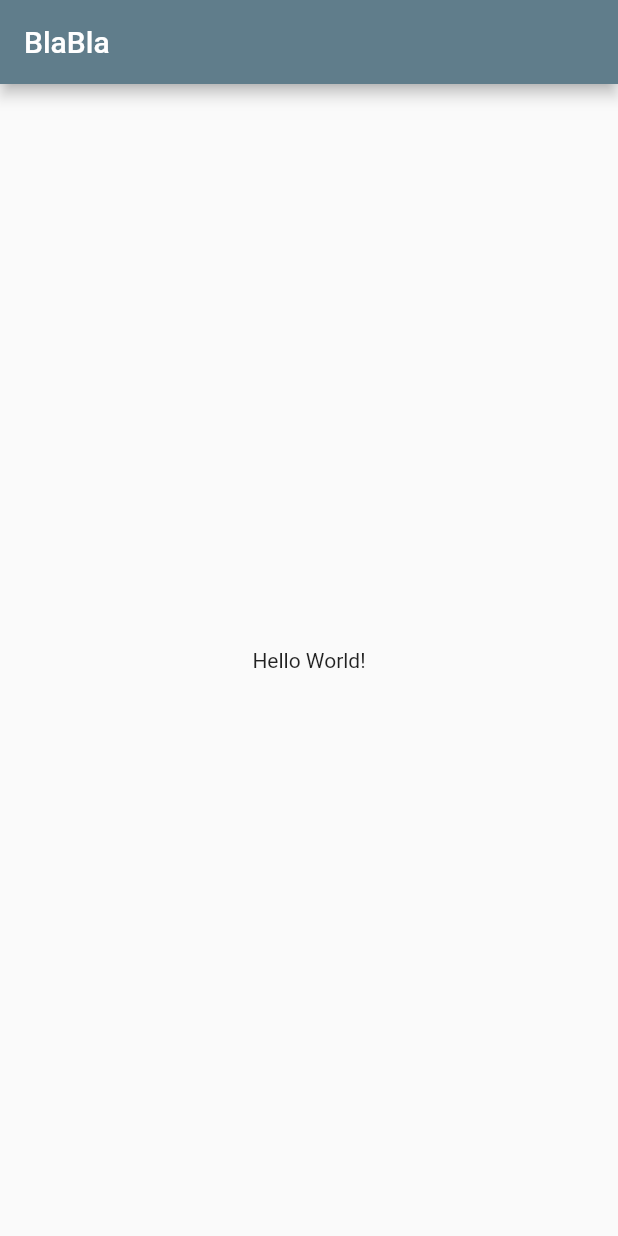
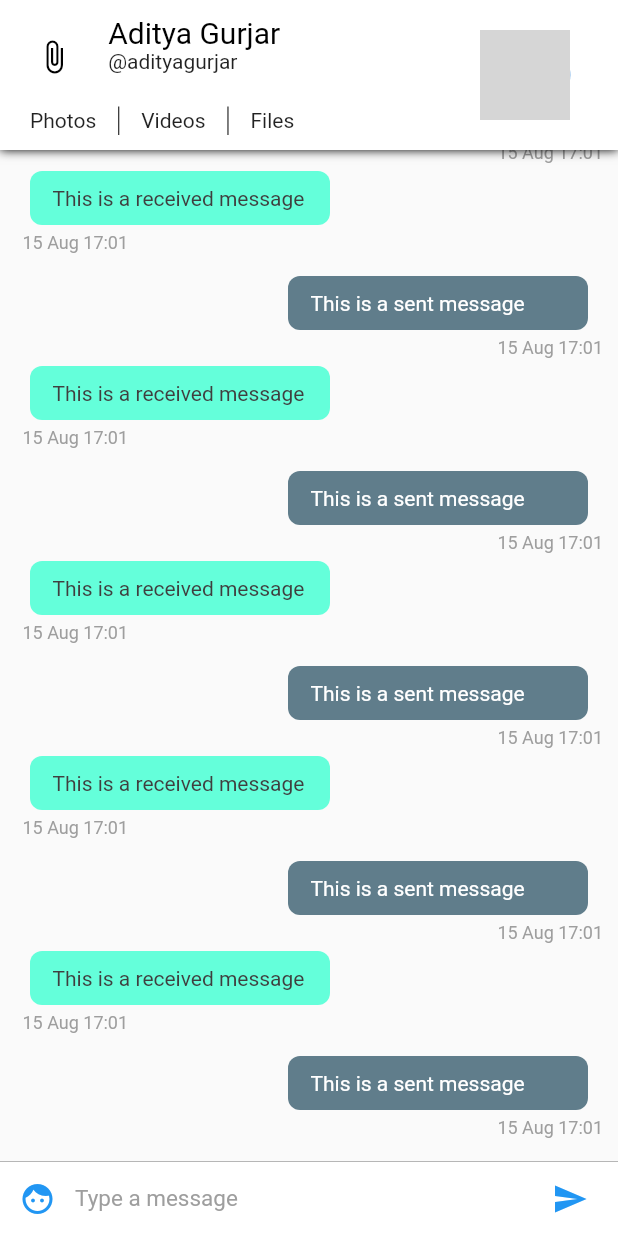
Before and after one commit to nepal12/blabla_old, a Flutter app: the screen it shows after launch, on a phone screen of 412 x 824 dp. Run offline on Flutter 3.47's test engine with Material 2 defaults, Android fonts, the phone set to English and light mode, and no system bars; grey boxes are pictures that could not be loaded.

```diff
--- a/lib/config/Assets.dart
+++ b/lib/config/Assets.dart
@@ -0,0 +1,3 @@
+class Assets{
+  static String user = 'assets/user.png';
+}
--- a/lib/config/Palette.dart
+++ b/lib/config/Palette.dart
@@ -0,0 +1,15 @@
+import 'package:flutter/material.dart';
+
+// Color palette for the app
+class Palette{
+  static Color primaryColor = Colors.blue;
+  static Color secondaryColor = Colors.black;
+  static Color primaryTextColor = Colors.black;
+  static Color secondaryTextColor = Colors.black87;
+  static Color primaryBackgroundColor = Colors.white;
+  static Color selfMessageBackgroundColor = Colors.blueGrey;
+  static Color otherMessageBackgroundColor = Colors.tealAccent;
+  static Color selfMessageColor = Colors.white;
+  static Color otherMessageColor = Color(0xff3f3f3f);
+  static Color greyColor = Colors.grey;
+}
--- a/lib/main.dart
+++ b/lib/main.dart
@@ -1,47 +1,18 @@
 import 'package:flutter/material.dart';
+import 'pages/ConversationPageList.dart';
 
-void main() => runApp(MyApp());
+void main() => runApp(Blabla());
 
-class MyApp extends StatelessWidget {
+class Blabla extends StatelessWidget {
   // This widget is the root of your application.
   @override
   Widget build(BuildContext context) {
     return MaterialApp(
-      title: 'Messio',
+      title: 'Blabla',
       theme: ThemeData(
-        primarySwatch: Colors.blueGrey,
+        primarySwatch: Colors.blue,
       ),
-      home: MyHomePage(title: 'BlaBla'),
+      home: ConversationPageList(),
     );
   }
 }
-
-class MyHomePage extends StatefulWidget {
-  MyHomePage({Key key, this.title}) : super(key: key);
-
-  final String title;
-
-  @override
-  _MyHomePageState createState() => _MyHomePageState();
-}
-
-class _MyHomePageState extends State<MyHomePage> {
-
-  @override
-  Widget build(BuildContext context) {
-    // The Flutter framework has been optimized to make rerunning build methods
-    // fast, so that you can just rebuild anything that needs updating rather
-    // than having to individually change instances of widgets.
-    return Scaffold(
-        appBar: AppBar(
-          // Here we take the value from the MyHomePage object that was created by
-          // the App.build method, and use it to set our appbar title.
-          title: Text(widget.title),
-        ),
-        body: Center(
-            child:Text('Hello World!')
-        )
-    );
-
-  }
-}
--- a/lib/pages/ConversationPage.dart
+++ b/lib/pages/ConversationPage.dart
@@ -0,0 +1,37 @@
+/**
+ * Conversation Page
+ */
+import 'package:flutter/material.dart';
+import 'package:blabla/widgets/ChatAppBar.dart';
+import 'package:blabla/widgets/ChatListWidget.dart';
+import 'package:blabla/widgets/InputWidget.dart';
+
+class ConversationPage extends StatefulWidget {
+
+  @override
+  _ConversationPageState createState() => _ConversationPageState();
+  const ConversationPage();
+}
+
+class _ConversationPageState extends State<ConversationPage> {
+
+  @override
+  Widget build(BuildContext context) {
+    return SafeArea(
+        child: Scaffold(
+            appBar: ChatAppBar(), // Custom app bar for chat screen
+            body: Stack(children: <Widget>[
+              Column(
+                children: <Widget>[
+                  ChatListWidget(),
+                  InputWidget()
+                ],
+              ),
+            ]
+            )
+        )
+    );
+  }
+
+
+}
--- a/lib/pages/ConversationPageList.dart
+++ b/lib/pages/ConversationPageList.dart
@@ -0,0 +1,25 @@
+import 'package:flutter/material.dart';
+import 'ConversationPage.dart';
+
+class ConversationPageList extends StatefulWidget {
+
+  @override
+  _ConversationPageListState createState() => _ConversationPageListState();
+
+  const ConversationPageList();
+}
+
+class _ConversationPageListState extends State<ConversationPageList> {
+
+  @override
+  Widget build(BuildContext context) {
+    return PageView(
+      children: <Widget>[
+        ConversationPage(),
+        ConversationPage(),
+        ConversationPage()
+      ],
+    );
+
+  }
+}
--- a/lib/widgets/ChatAppBar.dart
+++ b/lib/widgets/ChatAppBar.dart
@@ -0,0 +1,121 @@
+/**
+ * Chatapp bar
+ */
+import 'package:flutter/material.dart';
+import 'package:blabla/config/Assets.dart';
+import 'package:blabla/config/Palette.dart';
+
+class ChatAppBar extends StatelessWidget implements PreferredSizeWidget {
+  final double height = 100;
+
+  const ChatAppBar();
+
+  @override
+  Widget build(BuildContext context) {
+    var textHeading = TextStyle(
+        color: Palette.primaryTextColor,
+        fontSize: 20); // Text style for the name
+    var textStyle = TextStyle(
+        color: Palette.secondaryTextColor); // Text style for everything else
+
+    return Material(
+        child: Container(
+            decoration: new BoxDecoration(boxShadow: [
+              //adds a shadow to the appbar
+              new BoxShadow(
+                color: Colors.black,
+                blurRadius: 5.0,
+              )
+            ]),
+            child: Container(
+                padding: EdgeInsets.only(top: 10, bottom: 10),
+                color: Palette.primaryBackgroundColor,
+                child: Row(children: <Widget>[
+                  Expanded(
+                    //we're dividing the appbar into 7 : 3 ratio. 7 is for content and 3 is for the display picture.
+                      flex: 7,
+                      child: Center(
+                          child: Column(
+                            mainAxisSize: MainAxisSize.min,
+                            children: <Widget>[
+                              Expanded(
+                                  flex: 7,
+                                  child: Container(
+                                      child: Row(
+                                        crossAxisAlignment: CrossAxisAlignment.start,
+                                        children: <Widget>[
+                                          Expanded(
+                                              flex: 2,
+                                              child: Center(
+                                                  child: IconButton(
+                                                      icon: Icon(
+                                                        Icons.attach_file,
+                                                        color: Palette.secondaryColor,
+                                                      ),
+                                                      onPressed: ()=>{}))),
+                                          Expanded(
+                                              flex: 6,
+                                              child: Container(
+                                                  child: Column(
+                                                    crossAxisAlignment:
+                                                    CrossAxisAlignment.start,
+                                                    mainAxisAlignment:
+                                                    MainAxisAlignment.center,
+                                                    mainAxisSize: MainAxisSize.min,
+                                                    children: <Widget>[
+                                                      Text('Aditya Gurjar',
+                                                          style: textHeading),
+                                                      Text('@adityagurjar',
+                                                          style: textStyle)
+                                                    ],
+                                                  ))),
+                                        ],
+                                      ))),
+                              //second row containing the buttons for media
+                              Expanded(
+                                  flex: 3,
+                                  child: Container(
+                                      padding: EdgeInsets.fromLTRB(20, 5, 5, 0),
+                                      child: Row(
+                                        mainAxisAlignment: MainAxisAlignment.start,
+                                        crossAxisAlignment:
+                                        CrossAxisAlignment.center,
+                                        children: <Widget>[
+                                          Text(
+                                            'Photos',
+                                            style: textStyle,
+                                          ),
+                                          VerticalDivider(
+                                            width: 30,
+                                            color: Palette.primaryTextColor,
+                                          ),
+                                          Text(
+                                            'Videos',
+                                            style: textStyle,
+                                          ),
+                                          VerticalDivider(
+                                            width: 30,
+                                            color: Palette.primaryTextColor,
+                                          ),
+                                          Text('Files', style: textStyle)
+                                        ],
+                                      ))),
+                            ],
+                          ))),
+                  //This is the display picture
+                  Expanded(
+                      flex: 3,
+                      child: Container(
+                          child: Center(
+                              child: CircleAvatar(
+                                radius: 30,
+                                backgroundImage: Image.asset(
+                                  Assets.user,
+                                ).image,
+                              )))),
+                ]))));
+  }
+
+  @override
+  Size get preferredSize => Size.fromHeight(height);
+}
--- a/lib/widgets/ChatItemWidget.dart
+++ b/lib/widgets/ChatItemWidget.dart
@@ -0,0 +1,89 @@
+import 'package:flutter/material.dart';
+import 'package:blabla/config/Palette.dart';
+import 'package:intl/intl.dart';
+
+class ChatItemWidget extends StatelessWidget{
+  final int index;
+
+  const ChatItemWidget(this.index);
+
+  @override
+  Widget build(BuildContext context) {
+    // TODO: implement build
+    if (index % 2 == 0) {
+      //This is the sent message. We'll later use data from firebase instead of index to determine the message is sent or received.
+      return Container(
+          child: Column(children: <Widget>[
+            Row(
+              children: <Widget>[
+                Container(
+                  child: Text(
+                    'This is a sent message',
+                    style: TextStyle(color: Palette.selfMessageColor),
+                  ),
+                  padding: EdgeInsets.fromLTRB(15.0, 10.0, 15.0, 10.0),
+                  width: 200.0,
+                  decoration: BoxDecoration(
+                      color: Palette.selfMessageBackgroundColor,
+                      borderRadius: BorderRadius.circular(8.0)),
+                  margin: EdgeInsets.only(right: 10.0),
+                )
+              ],
+              mainAxisAlignment:
+              MainAxisAlignment.end, // aligns the chatitem to right end
+            ),
+            Row(
+                mainAxisAlignment: MainAxisAlignment.end,
+                children: <Widget>[
+                  Container(
+                    child: Text(
+                      DateFormat('dd MMM kk:mm')
+                          .format(DateTime.fromMillisecondsSinceEpoch(1565888474278)),
+                      style: TextStyle(
+                          color: Palette.greyColor,
+                          fontSize: 12.0,
+                          fontStyle: FontStyle.normal),
+                    ),
+                    margin: EdgeInsets.only(left: 5.0, top: 5.0, bottom: 5.0),
+                  )])
+          ]));
+    } else {
+      // This is a received message
+      return Container(
+        child: Column(
+          children: <Widget>[
+            Row(
+              children: <Widget>[
+                Container(
+                  child: Text(
+                    'This is a received message',
+                    style: TextStyle(color: Palette.otherMessageColor),
+                  ),
+                  padding: EdgeInsets.fromLTRB(15.0, 10.0, 15.0, 10.0),
+                  width: 200.0,
+                  decoration: BoxDecoration(
+                      color: Palette.otherMessageBackgroundColor,
+                      borderRadius: BorderRadius.circular(8.0)),
+                  margin: EdgeInsets.only(left: 10.0),
+                )
+              ],
+            ),
+            Container(
+              child: Text(
+                DateFormat('dd MMM kk:mm')
+                    .format(DateTime.fromMillisecondsSinceEpoch(1565888474278)),
+                style: TextStyle(
+                    color: Palette.greyColor,
+                    fontSize: 12.0,
+                    fontStyle: FontStyle.normal),
+              ),
+              margin: EdgeInsets.only(left: 5.0, top: 5.0, bottom: 5.0),
+            )
+          ],
+          crossAxisAlignment: CrossAxisAlignment.start,
+        ),
+        margin: EdgeInsets.only(bottom: 10.0),
+      );
+    }  }
+
+}
--- a/lib/widgets/ChatListWidget.dart
+++ b/lib/widgets/ChatListWidget.dart
@@ -0,0 +1,20 @@
+import 'package:flutter/material.dart';
+
+import 'ChatItemWidget.dart';
+
+
+class ChatListWidget extends StatelessWidget{
+  final ScrollController listScrollController = new ScrollController();
+  @override
+  Widget build(BuildContext context) {
+    // TODO: implement build
+    return Flexible(
+        child: ListView.builder(
+          padding: EdgeInsets.all(10.0),
+          itemBuilder: (context, index) => ChatItemWidget(index),
+          itemCount: 20,
+          reverse: true,
+          controller: listScrollController,
+        ));
+  }
+}
--- a/lib/widgets/InputWidget.dart
+++ b/lib/widgets/InputWidget.dart
@@ -0,0 +1,64 @@
+import 'package:flutter/material.dart';
+import 'package:blabla/config/Palette.dart';
+
+class InputWidget extends StatelessWidget {
+
+  final TextEditingController textEditingController = TextEditingController();
+
+
+  InputWidget();
+
+  @override
+  Widget build(BuildContext context) {
+    return Container(
+      child: Row(
+        children: <Widget>[
+          Material(
+            child: new Container(
+              margin: new EdgeInsets.symmetric(horizontal: 1.0),
+              child: new IconButton(
+                icon: new Icon(Icons.face),
+                color: Palette.primaryColor,
+                onPressed: ()=>{},
+              ),
+            ),
+            color: Colors.white,
+          ),
+
+          // Text input
+          Flexible(
+            child: Container(
+              child: TextField(
+                style: TextStyle(color: Palette.primaryTextColor, fontSize: 15.0),
+                controller: textEditingController,
+                decoration: InputDecoration.collapsed(
+                  hintText: 'Type a message',
+                  hintStyle: TextStyle(color: Palette.greyColor),
+                ),
+              ),
+            ),
+          ),
+
+          // Send Message Button
+          Material(
+            child: new Container(
+              margin: new EdgeInsets.symmetric(horizontal: 8.0),
+              child: new IconButton(
+                icon: new Icon(Icons.send),
+                onPressed: () => {},
+                color: Palette.primaryColor,
+              ),
+            ),
+            color: Colors.white,
+          ),
+        ],
+      ),
+      width: double.infinity,
+      height: 50.0,
+      decoration: new BoxDecoration(
+          border: new Border(
+              top: new BorderSide(color: Palette.greyColor, width: 0.5)),
+          color: Colors.white),
+    );
+  }
+}
--- a/pubspec.yaml
+++ b/pubspec.yaml
@@ -19,6 +19,7 @@ environment:
 dependencies:
   flutter:
     sdk: flutter
+  intl: ^0.15.8
 
   # The following adds the Cupertino Icons font to your application.
   # Use with the CupertinoIcons class for iOS style icons.
@@ -34,6 +35,8 @@ dev_dependencies:
 
 # The following section is specific to Flutter.
 flutter:
+  assets:
+    - assets/
 
   # The following line ensures that the Material Icons font is
   # included with your application, so that you can use the icons in
```
Also changed, not shown: pubspec.lock, 8 other files.
